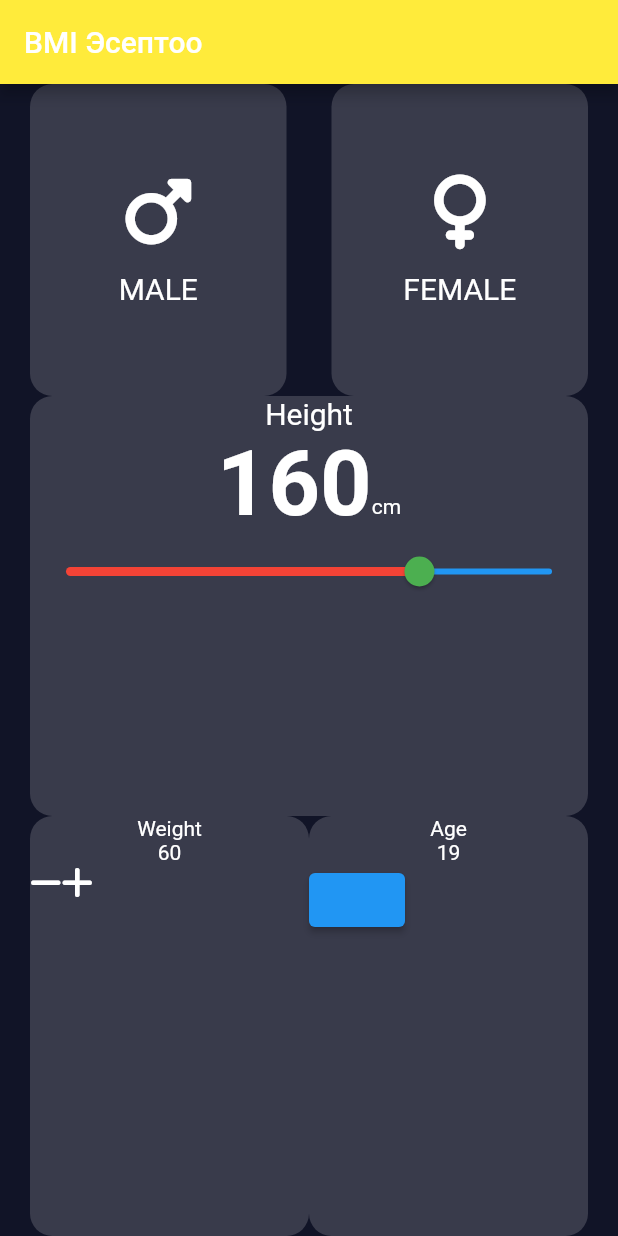
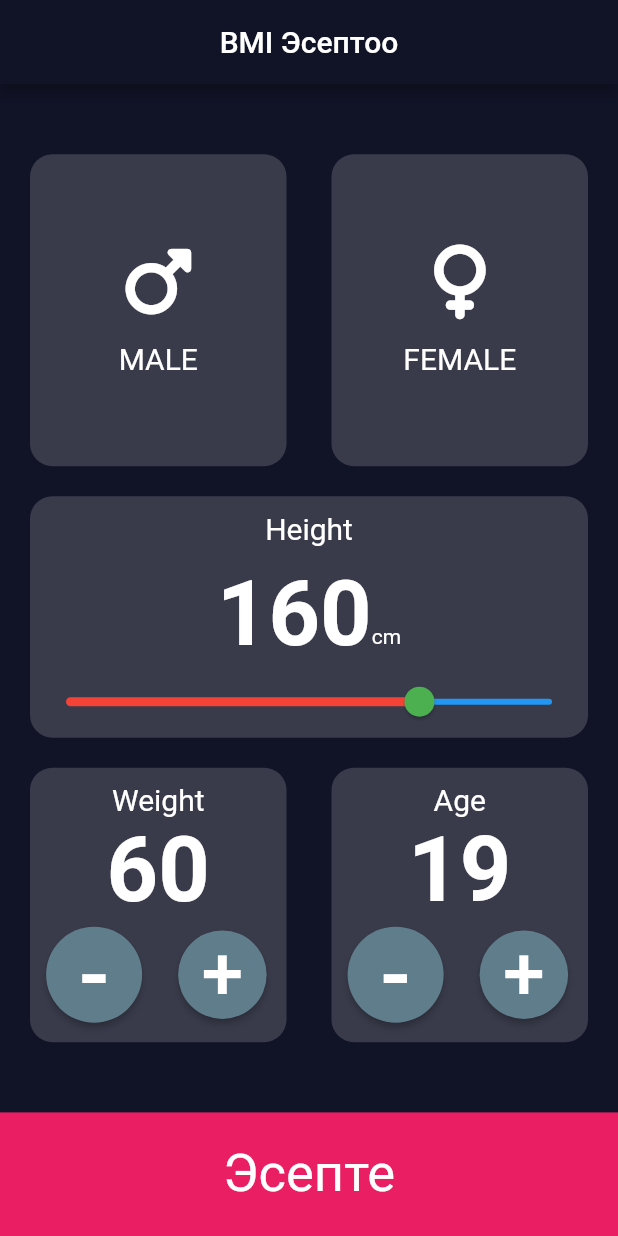
Before and after one commit to JanibekJali/Kurs-7---BMI, a Flutter app: the screen it shows after launch, on a phone screen of 412 x 824 dp. Run offline on Flutter 3.47's test engine with Material 2 defaults, Android fonts, the phone set to English and light mode, and no system bars; our stand-ins replace font_awesome_flutter.

Commit message:
Bmi buto elek

```diff
--- a/lib/main.dart
+++ b/lib/main.dart
@@ -2,9 +2,22 @@ import 'package:bmi_calculator/widgets/gender_widget.dart';
 import 'package:bmi_calculator/widgets/weight_age_widget.dart';
 import 'package:flutter/material.dart';
 import 'package:font_awesome_flutter/font_awesome_flutter.dart';
+import 'widgets/custom_widget.dart';
 
-import 'senond_screen.dart';
-import 'widgets/custom_widget.dart';
+enum Gender {
+  MALE,
+  FEMALE,
+  NONE,
+}
+
+enum Toyota {
+  Camry,
+  RAV4,
+  HIGHLANDER,
+  None
+}
+
+Toyota mashina = Toyota.RAV4;
 
 void main() {
   runApp(const MyApp());
@@ -36,14 +49,22 @@ class MyHomePage extends StatefulWidget {
 
 class _MyHomePageState extends State<MyHomePage> {
   double heightValue = 160;
+  int weight = 60;
+  Color selectedColor = const Color(0xff103B4B);
+  Color unselectedColor = const Color(0xff393B4B);
   int age = 19;
 
+  Gender gender = Gender.NONE;
+  // bool maleColor = false;
+  // bool femaleColor = false;
   @override
   Widget build(BuildContext context) {
     return Scaffold(
       backgroundColor: Color(0XFF111427),
       appBar: AppBar(
+        backgroundColor: Color(0XFF111427),
         title: const Text('BMI Эсептоо'),
+        centerTitle: true,
       ),
       body: Center(
         child: Padding(
@@ -51,29 +72,63 @@ class _MyHomePageState extends State<MyHomePage> {
           child: Column(
             mainAxisAlignment: MainAxisAlignment.center,
             children: <Widget>[
-              Row(
+              Padding(
+                padding: const EdgeInsets.only(bottom: 20),
+                child: Row(
                   crossAxisAlignment: CrossAxisAlignment.center,
-                children: const [
+                  children: [
                     CustomWidget(
-                      widgetChild: GenderWidget(
-                          text: 'maLe', icon: FontAwesomeIcons.mars)),
-                  SizedBox(
+                        color: gender == Gender.MALE
+                            ? selectedColor
+                            : unselectedColor,
+                        widgetChild: InkWell(
+                          onTap: () {
+                            setState(() {
+                              // maleColor = true;
+                              // maleColor = !maleColor;
+                              // femaleColor = false;
+                              gender = Gender.MALE;
+                            });
+                          },
+                          child: const GenderWidget(
+                              text: 'maLe', icon: FontAwesomeIcons.mars),
+                        )),
+                    const SizedBox(
                       width: 30,
                     ),
                     CustomWidget(
-                    widgetChild: GenderWidget(
+                      color: gender == Gender.FEMALE
+                          ? selectedColor
+                          : unselectedColor,
+                      widgetChild: InkWell(
+                        onTap: () {
+                          setState(() {
+                            // femaleColor = true;
+                            // femaleColor = !femaleColor;
+                            // maleColor = false;
+                            gender = Gender.FEMALE;
+                          });
+                        },
+                        child: GenderWidget(
                           text: 'female',
                           icon: FontAwesomeIcons.venus,
                         ),
                       ),
+                    ),
                   ],
                 ),
-              CustomWidget(
+              ),
+              Padding(
+                padding: const EdgeInsets.only(bottom: 20),
+                child: CustomWidget(
                   widgetChild: Column(
                     children: [
-                    const Text(
+                      const Padding(
+                        padding: EdgeInsets.symmetric(vertical: 10),
+                        child: Text(
                           'Height',
                           style: TextStyle(fontSize: 20),
+                        ),
                       ),
                       Row(
                         mainAxisAlignment: MainAxisAlignment.center,
@@ -82,10 +137,10 @@ class _MyHomePageState extends State<MyHomePage> {
                         children: [
                           Text(
                             heightValue.toStringAsFixed(0),
-                          style: TextStyle(
+                            style: const TextStyle(
                                 fontSize: 60.0, fontWeight: FontWeight.bold),
                           ),
-                        Text(
+                          const Text(
                             'cm',
                           ),
                         ],
@@ -105,39 +160,74 @@ class _MyHomePageState extends State<MyHomePage> {
                     ],
                   ),
                 ),
-              Expanded(
-                child: Row(
+              ),
+              Row(
                 children: [
                   CustomWidget(
-                      widgetChild: Column(
-                        children: [
-                          Text('Weight'),
-                          Text('60'),
-                          Row(
-                            children: [
-                              FaIcon(FontAwesomeIcons.minus),
-                              FaIcon(FontAwesomeIcons.plus),
-                            ],
-                          )
-                        ],
+                    widgetChild: Padding(
+                      padding: const EdgeInsets.symmetric(vertical: 10),
+                      child: WeightAgeWidget(
+                        text: 'Weight',
+                        numberText: weight.toString(),
+                        onpressedMinus: () {
+                          setState(() {
+                            weight--;
+                          });
+                        },
+                        onpressedPlus: () {
+                          setState(() {
+                            weight++;
+                          });
+                        },
                       ),
                     ),
+                  ),
+                  const SizedBox(
+                    width: 30,
+                  ),
                   CustomWidget(
-                        widgetChild: WeightAgeWidget(
-                      ageText: age.toString(),
-                      onpressed: () {
+                    widgetChild: Padding(
+                      padding: const EdgeInsets.symmetric(vertical: 10),
+                      child: WeightAgeWidget(
+                        text: 'Age',
+                        numberText: age.toString(),
+                        onpressedMinus: () {
                           setState(() {
                             age--;
                           });
                         },
-                    )),
+                        onpressedPlus: () {
+                          setState(() {
+                            age++;
+                          });
+                        },
+                      ),
+                    ),
+                  ),
                 ],
               ),
-              )
             ],
           ),
         ),
       ),
+      bottomNavigationBar: Container(
+        child: Text(
+          'Эсепте',
+          style: TextStyle(fontSize: 35.0),
+        ),
+        color: Colors.pink,
+        height: MediaQuery.of(context).size.height * 0.1,
+        width: double.infinity,
+        alignment: Alignment.center,
+      ),
     );
   }
 }
+//Turnary operator =>
+//  maleColor ? selectedColor : unselectedColor,
+// kadimki shart
+// if(maleColor == true){
+// return selectedColor;
+// }else{
+// return  unselectedColor;
+// }
--- a/lib/widgets/custom_widget.dart
+++ b/lib/widgets/custom_widget.dart
@@ -1,19 +1,17 @@
 import 'package:flutter/material.dart';
-import 'package:font_awesome_flutter/font_awesome_flutter.dart';
 
 class CustomWidget extends StatelessWidget {
   final Widget widgetChild;
-  const CustomWidget({
-    this.widgetChild,
-  });
+  final Color color;
+  const CustomWidget({this.widgetChild, this.color});
 
   @override
   Widget build(BuildContext context) {
     return Expanded(
       child: Container(
-        decoration: const BoxDecoration(
-            color: Color(0xff393B4B),
-            borderRadius: BorderRadius.all(Radius.circular(15))),
+        decoration: BoxDecoration(
+            color: color ?? const Color(0xff393B4B),
+            borderRadius: const BorderRadius.all(Radius.circular(15))),
         child: widgetChild,
       ),
     );
--- a/lib/widgets/weight_age_widget.dart
+++ b/lib/widgets/weight_age_widget.dart
@@ -1,24 +1,62 @@
 import 'package:flutter/material.dart';
+import 'package:font_awesome_flutter/font_awesome_flutter.dart';
 
 class WeightAgeWidget extends StatelessWidget {
-  final void Function() onpressed;
-  final String ageText;
-  const WeightAgeWidget({this.onpressed, this.ageText, Key key})
-      : super(key: key);
+  final void Function() onpressedMinus;
+  final void Function() onpressedPlus;
+  final String text;
+  final String numberText;
+  const WeightAgeWidget({
+    this.onpressedMinus,
+    this.onpressedPlus,
+    this.text,
+    this.numberText,
+    Key key,
+  }) : super(key: key);
 
   @override
   Widget build(BuildContext context) {
     return Column(
+      mainAxisAlignment: MainAxisAlignment.center,
       children: [
-        Text('Age'),
-        Text(ageText),
+        Text(
+          text,
+          style: const TextStyle(
+            fontSize: 20.0,
+          ),
+        ),
+        Text(
+          numberText,
+          style: const TextStyle(
+            fontSize: 60.0,
+            fontWeight: FontWeight.bold,
+          ),
+        ),
         Row(
+          mainAxisAlignment: MainAxisAlignment.spaceAround,
           children: [
             ElevatedButton(
-              onPressed: onpressed,
-              //     child: FaIcon(FontAwesomeIcons.minus)),
-              // FaIcon(FontAwesomeIcons.plus),
-            )
+              style: ElevatedButton.styleFrom(
+                primary: Colors.blueGrey,
+                shape: CircleBorder(),
+              ),
+              onPressed: onpressedMinus,
+              child: Text(
+                '-',
+                style: TextStyle(fontSize: 60),
+              ),
+            ),
+            ElevatedButton(
+              style: ElevatedButton.styleFrom(
+                primary: Colors.blueGrey,
+                shape: CircleBorder(),
+              ),
+              onPressed: onpressedPlus,
+              child: Text(
+                '+',
+                style: TextStyle(fontSize: 50),
+              ),
+            ),
           ],
         )
       ],
```
Lines whose indentation alone changed are shown as unchanged.
